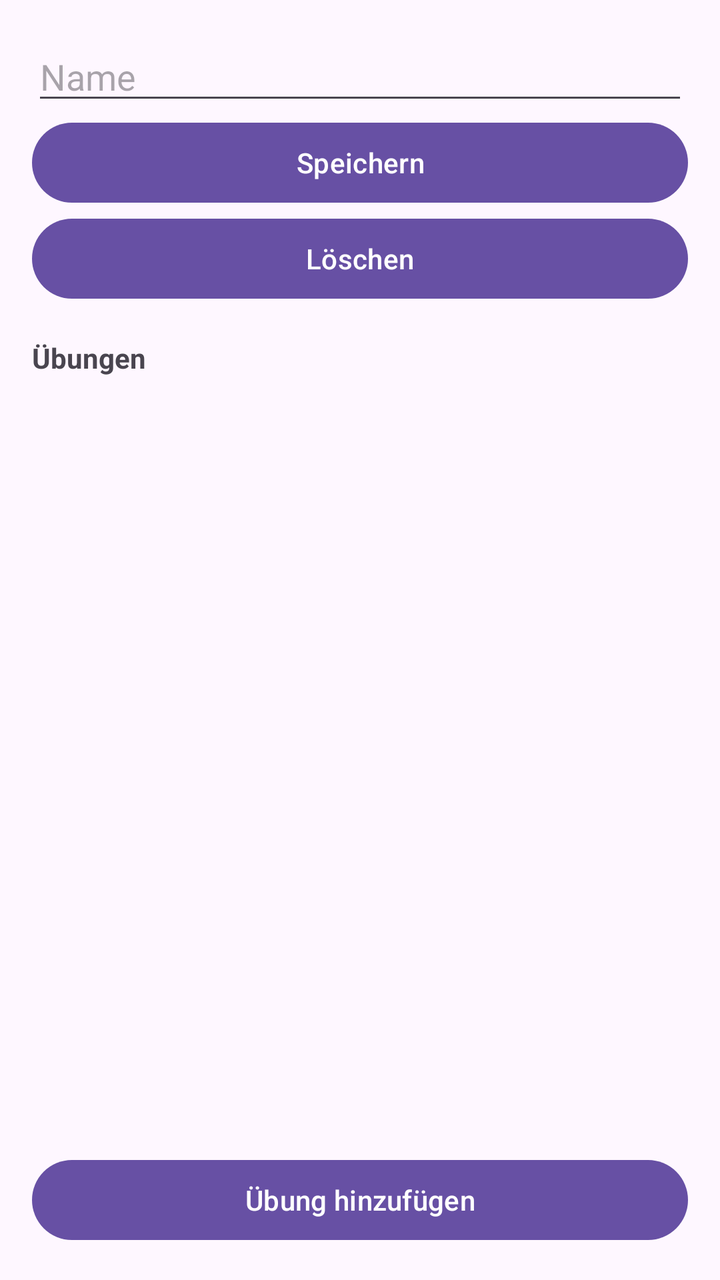
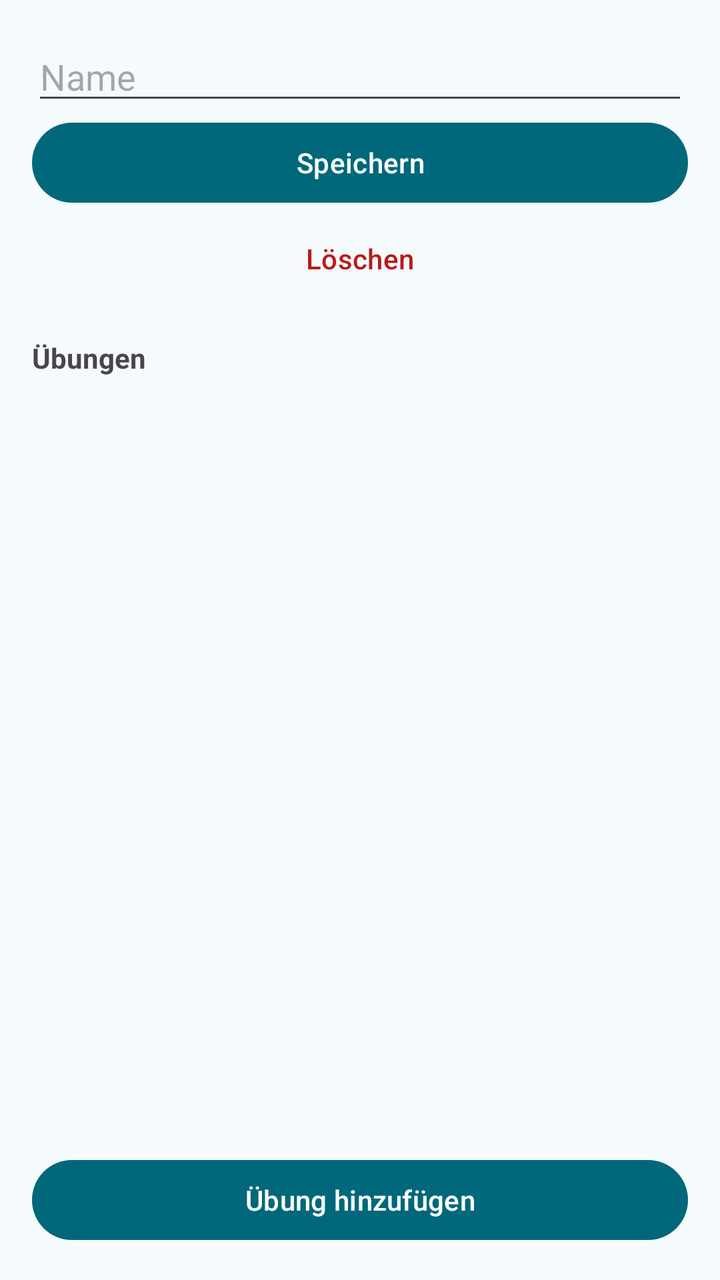

An Android layout rendered at two revisions. The XML below is the earlier revision; the diff shows what the commit changed to produce the second picture.
<!-- AndroidManifest.xml: application theme Theme.Workout -->
<!-- res/layout/fragment_workout_edit.xml -->
<?xml version="1.0" encoding="utf-8"?>
<LinearLayout xmlns:android="http://schemas.android.com/apk/res/android"
    android:layout_width="match_parent"
    android:layout_height="match_parent"
    android:orientation="vertical"
    android:padding="16dp">

    <EditText
        android:id="@+id/edtName"
        android:layout_width="match_parent"
        android:layout_height="wrap_content"
        android:hint="Name"/>

    <Button
        android:id="@+id/btnSave"
        android:layout_width="match_parent"
        android:layout_height="wrap_content"
        android:text="Speichern"/>

    <Button
        android:id="@+id/btnDelete"
        android:layout_width="match_parent"
        android:layout_height="wrap_content"
        android:text="Löschen"/>
    <TextView
        android:layout_width="wrap_content"
        android:layout_height="wrap_content"
        android:layout_marginTop="16dp"
        android:text="Übungen"
        android:textStyle="bold"/>

    <androidx.recyclerview.widget.RecyclerView
        android:id="@+id/listExercises"
        android:layout_width="match_parent"
        android:layout_height="0dp"
        android:layout_weight="1"/>

    <Button
        android:id="@+id/btnAddExercise"
        android:layout_width="match_parent"
        android:layout_height="wrap_content"
        android:text="Übung hinzufügen"/>
</LinearLayout>
<!-- resources referenced by this layout -->
<resources>
  <style name="Base.Theme.Workout" parent="Theme.Material3.DayNight.NoActionBar">
          
          
      </style>
  <!-- unchanged entries left out for length: 1 -->
</resources>

<!-- the commit's change to res/layout/fragment_workout_edit.xml (unified diff, before → after) -->
@@ -19,6 +19,7 @@
 
     <Button
         android:id="@+id/btnDelete"
+        style="@style/Widget.Workout.DeleteButton"
         android:layout_width="match_parent"
         android:layout_height="wrap_content"
         android:text="Löschen"/>
@@ -33,6 +34,7 @@
         android:id="@+id/listExercises"
         android:layout_width="match_parent"
         android:layout_height="0dp"
+        android:layout_marginTop="8dp"
         android:layout_weight="1"/>
 
     <Button
<!-- resource entries referenced after the edit -->
@@ -1,9 +1,76 @@
 <!-- resources referenced by this layout -->
 <resources>
+  <style name="Widget.Workout.DeleteButton" parent="Widget.Material3.Button.TextButton">
+          <item name="android:textColor">?attr/colorError</item>
+      </style>
   <style name="Base.Theme.Workout" parent="Theme.Material3.DayNight.NoActionBar">
-          
-          
+          <item name="colorPrimary">@color/primary</item>
+          <item name="colorOnPrimary">@color/on_primary</item>
+          <item name="colorPrimaryContainer">@color/primary_container</item>
+          <item name="colorOnPrimaryContainer">@color/on_primary_container</item>
+          <item name="colorPrimaryInverse">@color/primary_inverse</item>
+          <item name="colorSecondary">@color/secondary</item>
+          <item name="colorOnSecondary">@color/on_secondary</item>
+          <item name="colorSecondaryContainer">@color/secondary_container</item>
+          <item name="colorOnSecondaryContainer">@color/on_secondary_container</item>
+          <item name="colorTertiary">@color/tertiary</item>
+          <item name="colorOnTertiary">@color/on_tertiary</item>
+          <item name="colorTertiaryContainer">@color/tertiary_container</item>
+          <item name="colorOnTertiaryContainer">@color/on_tertiary_container</item>
+          <item name="colorError">@color/error</item>
+          <item name="colorOnError">@color/on_error</item>
+          <item name="colorErrorContainer">@color/error_container</item>
+          <item name="colorOnErrorContainer">@color/on_error_container</item>
+          <item name="android:colorBackground">@color/surface</item>
+          <item name="colorOnBackground">@color/on_surface</item>
+          <item name="colorSurface">@color/surface</item>
+          <item name="colorOnSurface">@color/on_surface</item>
+          <item name="colorSurfaceVariant">@color/surface_variant</item>
+          <item name="colorOnSurfaceVariant">@color/on_surface_variant</item>
+          <item name="colorSurfaceInverse">@color/surface_inverse</item>
+          <item name="colorOnSurfaceInverse">@color/on_surface_inverse</item>
+          <item name="colorSurfaceDim">@color/surface_dim</item>
+          <item name="colorSurfaceBright">@color/surface_bright</item>
+          <item name="colorSurfaceContainerLowest">@color/surface_container_lowest</item>
+          <item name="colorSurfaceContainerLow">@color/surface_container_low</item>
+          <item name="colorSurfaceContainer">@color/surface_container</item>
+          <item name="colorSurfaceContainerHigh">@color/surface_container_high</item>
+          <item name="colorSurfaceContainerHighest">@color/surface_container_highest</item>
+          <item name="colorOutline">@color/outline</item>
+          <item name="colorOutlineVariant">@color/outline_variant</item>
       </style>
+  <color name="primary">#00687A</color>
+  <color name="on_primary">#FFFFFF</color>
+  <color name="primary_container">#ACEDFF</color>
+  <color name="on_primary_container">#001F26</color>
+  <color name="primary_inverse">#84D2E7</color>
+  <color name="secondary">#4B6269</color>
+  <color name="on_secondary">#FFFFFF</color>
+  <color name="secondary_container">#CEE7EF</color>
+  <color name="on_secondary_container">#061F25</color>
+  <color name="tertiary">#565D7E</color>
+  <color name="on_tertiary">#FFFFFF</color>
+  <color name="tertiary_container">#DDE1FF</color>
+  <color name="on_tertiary_container">#131A37</color>
+  <color name="error">#BA1A1A</color>
+  <color name="on_error">#FFFFFF</color>
+  <color name="error_container">#FFDAD6</color>
+  <color name="on_error_container">#410002</color>
+  <color name="surface">#F5FAFC</color>
+  <color name="on_surface">#171C1E</color>
+  <color name="surface_variant">#DBE4E7</color>
+  <color name="on_surface_variant">#3F484B</color>
+  <color name="surface_inverse">#2B3133</color>
+  <color name="on_surface_inverse">#ECF2F4</color>
+  <color name="surface_dim">#D5DBDD</color>
+  <color name="surface_bright">#F5FAFC</color>
+  <color name="surface_container_lowest">#FFFFFF</color>
+  <color name="surface_container_low">#EFF4F7</color>
+  <color name="surface_container">#E9EFF1</color>
+  <color name="surface_container_high">#E3E9EB</color>
+  <color name="surface_container_highest">#DEE3E6</color>
+  <color name="outline">#70797C</color>
+  <color name="outline_variant">#BFC8CB</color>
   <!-- unchanged entries left out for length: 1 -->
 </resources>
 
